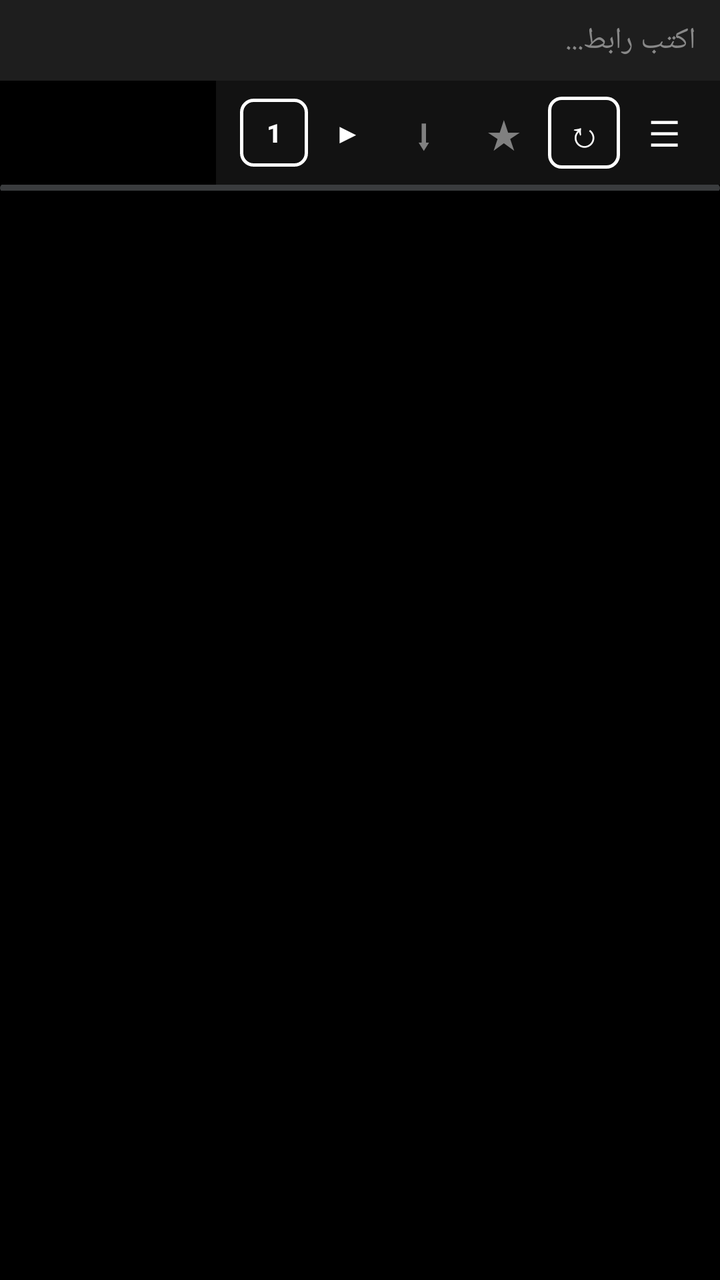
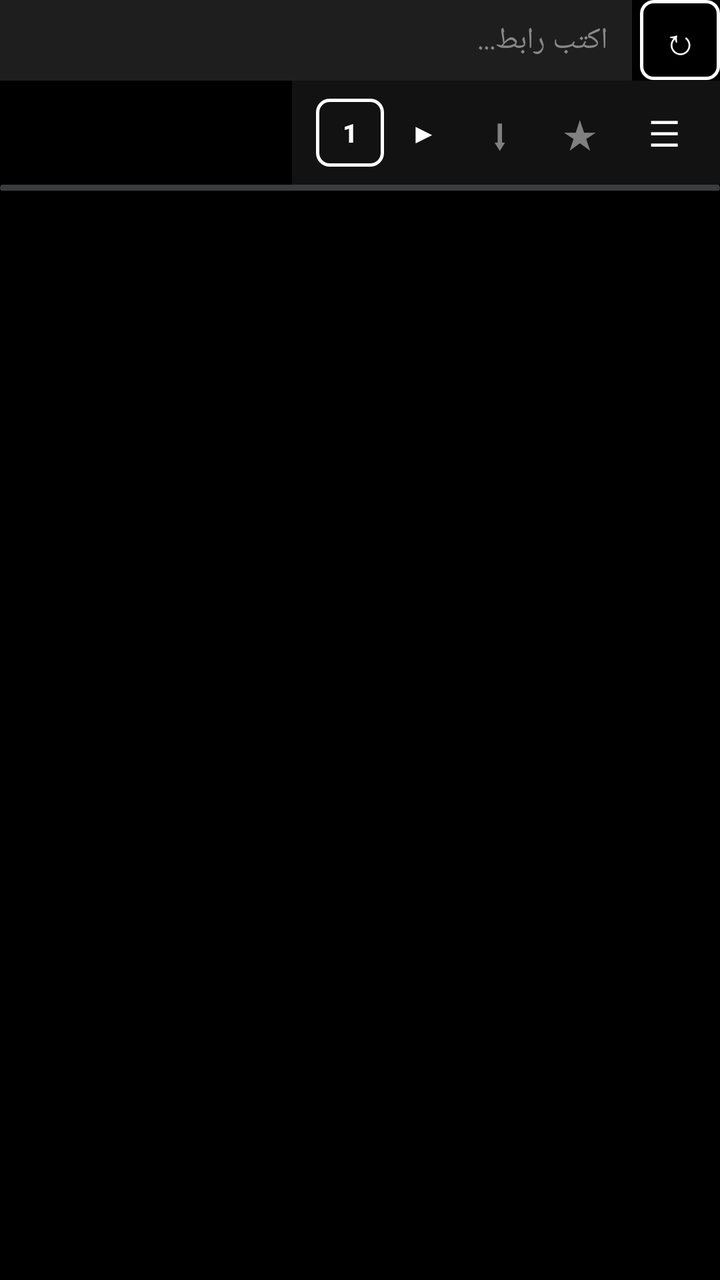

Screens rendered from an Android XML layout before and after an edit, with the pre-edit source and the edit as a unified diff.
<!-- AndroidManifest.xml: application theme android:Theme.DeviceDefault -->
<!-- res/layout/activity_browser.xml -->
<?xml version="1.0" encoding="utf-8"?>
<RelativeLayout xmlns:android="http://schemas.android.com/apk/res/android"
    android:layout_width="match_parent"
    android:layout_height="match_parent"
    android:background="#000000">

    
    <EditText
        android:id="@+id/editUrl"
        android:layout_width="match_parent"
        android:layout_height="wrap_content"
        android:layout_alignParentTop="true"
        android:background="#1E1E1E"
        android:hint="اكتب رابط..."
        android:textColorHint="#888888"
        android:imeOptions="actionGo"
        android:inputType="textUri"
        android:maxLines="1"
        android:paddingHorizontal="12dp"
        android:paddingVertical="10dp"
        android:textColor="#FFFFFF"
        android:textSize="15sp" />

    
    <LinearLayout
        android:id="@+id/addressBar"
        android:layout_width="wrap_content"
        android:layout_height="52dp"
        android:layout_below="@id/editUrl"
        android:layout_alignParentEnd="true"
        android:background="#121212"
        android:gravity="center_vertical"
        android:orientation="horizontal"
        android:paddingHorizontal="8dp">

        <Button
            android:id="@+id/btnTabs"
            android:layout_width="34dp"
            android:layout_height="34dp"
            android:layout_marginStart="4dp"
            android:background="@drawable/bg_square_outline"
            android:text="1"
            android:textColor="#FFFFFF"
            android:textSize="13sp"
            android:textStyle="bold" />

        <Button
            android:id="@+id/btnForward"
            android:layout_width="36dp"
            android:layout_height="36dp"
            android:layout_marginStart="2dp"
            android:background="?android:attr/selectableItemBackground"
            android:text="▶"
            android:textColor="#FFFFFF"
            android:textSize="14sp" />

        <Button
            android:id="@+id/btnDownloads"
            android:layout_width="36dp"
            android:layout_height="36dp"
            android:layout_marginStart="2dp"
            android:background="?android:attr/selectableItemBackground"
            android:text="⬇"
            android:textColor="#808080"
            android:textSize="21sp" />

        <Button
            android:id="@+id/btnBookmarkStar"
            android:layout_width="40dp"
            android:layout_height="40dp"
            android:layout_marginStart="2dp"
            android:background="?android:attr/selectableItemBackground"
            android:text="★"
            android:textColor="#808080"
            android:textSize="20sp" />

        <Button
            android:id="@+id/btnReload"
            android:layout_width="36dp"
            android:layout_height="36dp"
            android:layout_marginStart="2dp"
            android:background="@drawable/bg_square_outline"
            android:text="↻"
            android:textColor="#FFFFFF"
            android:textSize="18sp" />

        <Button
            android:id="@+id/btnBrowserMenu"
            android:layout_width="40dp"
            android:layout_height="40dp"
            android:layout_marginStart="2dp"
            android:background="?android:attr/selectableItemBackground"
            android:text="☰"
            android:textColor="#FFFFFF"
            android:textSize="18sp" />
    </LinearLayout>

    <ProgressBar
        android:id="@+id/progressBar"
        style="?android:attr/progressBarStyleHorizontal"
        android:layout_width="match_parent"
        android:layout_height="3dp"
        android:layout_below="@id/addressBar"
        android:max="100" />

    <FrameLayout
        android:id="@+id/webViewContainer"
        android:layout_width="match_parent"
        android:layout_height="match_parent"
        android:layout_below="@id/progressBar" />

</RelativeLayout>
<!-- resources referenced by this layout -->
<resources>
  <!-- drawable bg_square_outline (drawable) -->
  <?xml version="1.0" encoding="utf-8"?>
  <shape xmlns:android="http://schemas.android.com/apk/res/android"
      android:shape="rectangle">
      <corners android:radius="6dp" />
      <stroke android:width="1.5dp" android:color="#FFFFFF" />
      <solid android:color="#00000000" />
  </shape>
</resources>

<!-- the commit's change to res/layout/activity_browser.xml (unified diff, before → after) -->
@@ -10,6 +10,7 @@
         android:layout_width="match_parent"
         android:layout_height="wrap_content"
         android:layout_alignParentTop="true"
+        android:layout_marginEnd="44dp"
         android:background="#1E1E1E"
         android:hint="اكتب رابط..."
         android:textColorHint="#888888"
@@ -20,6 +21,18 @@
         android:paddingVertical="10dp"
         android:textColor="#FFFFFF"
         android:textSize="15sp" />
+
+    
+    <Button
+        android:id="@+id/btnReload"
+        android:layout_width="40dp"
+        android:layout_height="40dp"
+        android:layout_alignParentEnd="true"
+        android:layout_alignParentTop="true"
+        android:background="@drawable/bg_square_outline"
+        android:text="↻"
+        android:textColor="#FFFFFF"
+        android:textSize="18sp" />
 
     
     <LinearLayout
@@ -75,16 +88,6 @@
             android:textSize="20sp" />
 
         <Button
-            android:id="@+id/btnReload"
-            android:layout_width="36dp"
-            android:layout_height="36dp"
-            android:layout_marginStart="2dp"
-            android:background="@drawable/bg_square_outline"
-            android:text="↻"
-            android:textColor="#FFFFFF"
-            android:textSize="18sp" />
-
-        <Button
             android:id="@+id/btnBrowserMenu"
             android:layout_width="40dp"
             android:layout_height="40dp"
